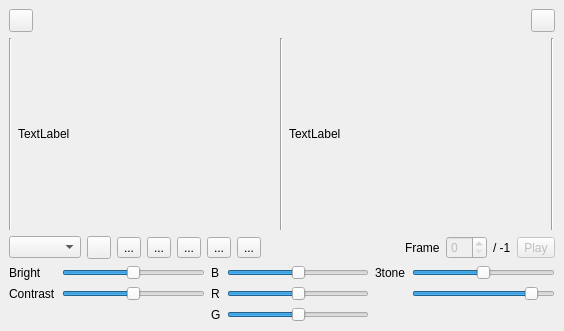
samstyle/scrconv, file mainwin.ui: the form before one commit.
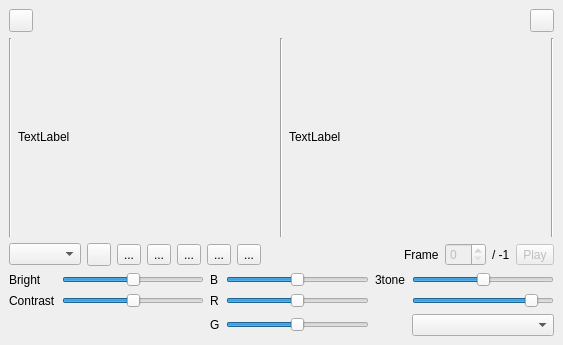
The form after the commit. Icons and pictures are not drawn. Custom widgets are drawn as their Qt base class.

Commit message: build 20170311 [+] Tritone mid-tone types: grid, hlines, vlines

Diff of the .ui file:
```diff
--- a/mainwin.ui
+++ b/mainwin.ui
@@ -6,8 +6,8 @@
    <rect>
     <x>0</x>
     <y>0</y>
-    <width>564</width>
-    <height>323</height>
+    <width>563</width>
+    <height>345</height>
    </rect>
   </property>
   <property name="windowTitle">
@@ -441,6 +441,9 @@
         </property>
        </widget>
       </item>
+      <item row="3" column="5">
+       <widget class="QComboBox" name="cbTriType"/>
+      </item>
      </layout>
     </item>
    </layout>
```
The commit also changes 2 other files.
